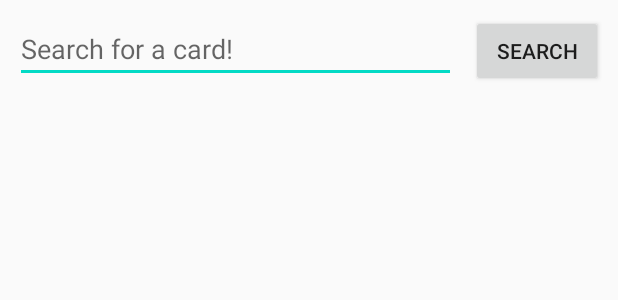
After one commit to SirPantoja/PokemonCatchersCatalogue, an Android app: the layout fragment_search.xml on its own in the app's theme, with its tools: preview values and no code run, on a phone screen of 412 x 824 dp. The commit adds this screen. Shown: the top 300 px of the screen. Run offline under Robolectric (Android 15) with nearby library versions, the phone set to English and light mode, and no system bars.

Commit message:
Finished the search functionality

```diff
--- a/app/src/main/java/com/example/pokemoncatcherscatalogue/CardDetailsActivity.java
+++ b/app/src/main/java/com/example/pokemoncatcherscatalogue/CardDetailsActivity.java
@@ -71,6 +71,11 @@ public class CardDetailsActivity extends AppCompatActivity {
         btnTakePic = findViewById(R.id.btnTakePic);
         switchCardDetails = findViewById(R.id.switchCardDetails);
         rlCardDetails = findViewById(R.id.rlCardDetails);
+
+        // Hide views if not privileged
+        if (!(ParseApplication.perm)) {
+            btnTakePic.setVisibility(View.INVISIBLE);
+        }
 
         // Get the intent
         Intent intent = getIntent();
--- a/app/src/main/java/com/example/pokemoncatcherscatalogue/HomeActivity.java
+++ b/app/src/main/java/com/example/pokemoncatcherscatalogue/HomeActivity.java
@@ -18,6 +18,7 @@ import com.google.android.material.navigation.NavigationView;
 
 import fragments.FriendsFragment;
 import fragments.ProfileFragment;
+import fragments.SearchFragment;
 import fragments.SetFragment;
 import models.SetDao;
 
@@ -112,6 +113,9 @@ public class HomeActivity extends AppCompatActivity {
             case R.id.nav_first_fragment:
                 fragmentClass = SetFragment.class;
                 break;
+            case R.id.nav_fourth_fragment:
+                fragmentClass = SearchFragment.class;
+                break;
             default:
                 fragmentClass = ProfileFragment.class;
         }
--- /dev/null
+++ b/app/src/main/res/layout/fragment_search.xml
@@ -0,0 +1,38 @@
+<RelativeLayout xmlns:android="http://schemas.android.com/apk/res/android"
+    xmlns:tools="http://schemas.android.com/tools"
+    android:layout_width="match_parent"
+    android:layout_height="match_parent"
+    tools:context="fragments.SearchFragment">
+
+    <EditText
+        android:id="@+id/etSearch"
+        android:layout_width="match_parent"
+        android:layout_height="wrap_content"
+        android:layout_alignParentStart="true"
+        android:layout_alignParentTop="true"
+        android:layout_marginStart="10dp"
+        android:layout_marginTop="10dp"
+        android:layout_marginEnd="10dp"
+        android:layout_toStartOf="@+id/btnSearch"
+        android:ems="10"
+        android:hint="@string/search_for_a_card"
+        android:inputType="textPersonName"
+        android:autofillHints="" />
+
+    <Button
+        android:id="@+id/btnSearch"
+        android:layout_width="wrap_content"
+        android:layout_height="wrap_content"
+        android:layout_alignParentTop="true"
+        android:layout_alignParentEnd="true"
+        android:layout_marginTop="10dp"
+        android:layout_marginEnd="10dp"
+        android:text="@string/search" />
+
+    <androidx.recyclerview.widget.RecyclerView
+        android:id="@+id/rvSearch"
+        android:layout_width="match_parent"
+        android:layout_height="match_parent"
+        android:layout_below="@+id/etSearch"
+        android:layout_marginTop="10dp" />
+</RelativeLayout>
--- a/app/src/main/res/menu/drawer_view.xml
+++ b/app/src/main/res/menu/drawer_view.xml
@@ -13,5 +13,9 @@
             android:id="@+id/nav_third_fragment"
             android:icon="@drawable/ic_three"
             android:title="@string/profile" />
+        <item
+            android:id="@+id/nav_fourth_fragment"
+            android:icon="@drawable/search"
+            android:title="@string/search" />
     </group>
 </menu>
--- a/app/src/main/res/values/strings.xml
+++ b/app/src/main/res/values/strings.xml
@@ -37,4 +37,6 @@
     <string name="unique_cards">Unique Cards</string>
     <string name="missing_cards">Missing Cards</string>
     <string name="image_of_symbol">image of symbol</string>
+    <string name="search">Search</string>
+    <string name="search_for_a_card">Search for a card!</string>
 </resources>
```
Also changed, not shown: app/src/main/java/adapters/CardAdapter.java (+14 -0 lines), app/src/main/java/com/example/pokemoncatcherscatalogue/SingleSetActivity.java (+17 -2 lines), app/src/main/java/fragments/SearchFragment.java (added, +160 -0 lines), app/src/main/java/models/Card.java (+4 -5 lines), app/src/main/res/drawable/search.png (added).
